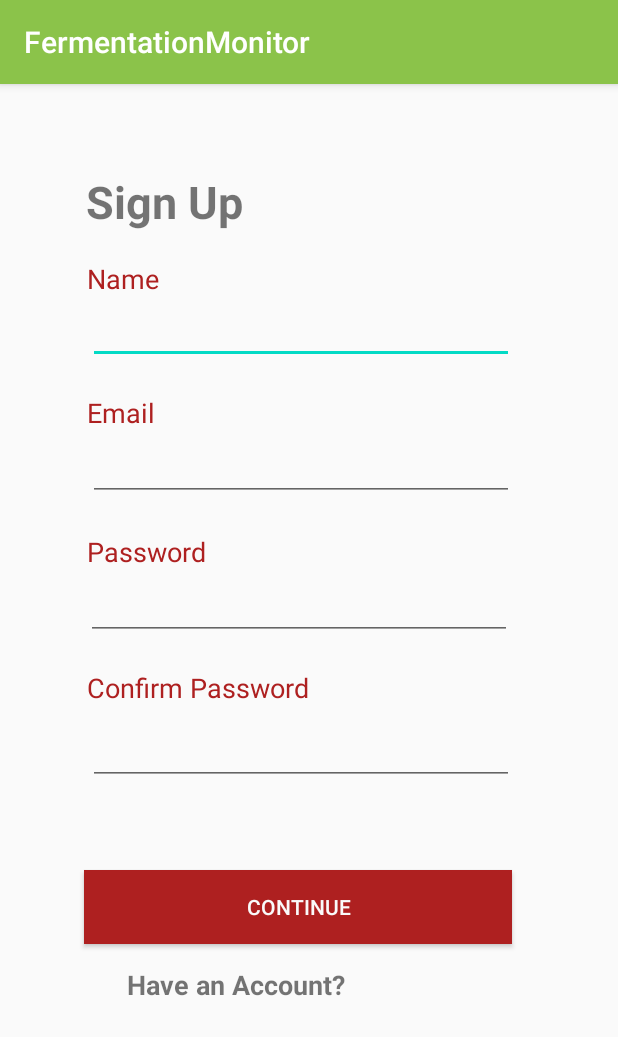
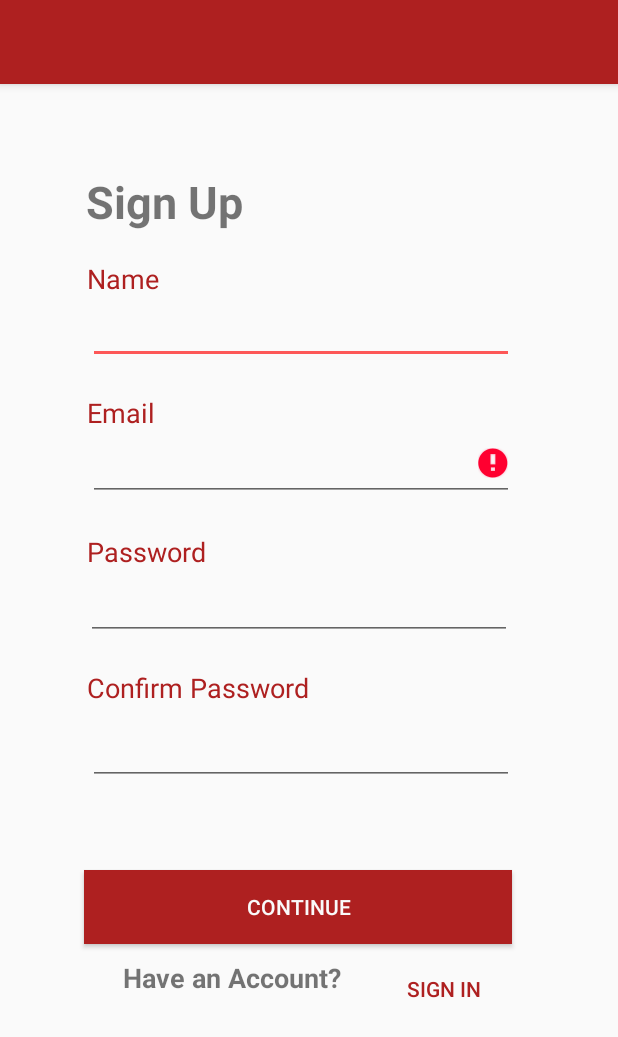
Before and after one commit to Jordan-Hum/FermentationMonitor, an Android app: the screen it shows after launch (SignupActivity), after a tap on "CONTINUE", on a phone screen of 412 x 824 dp. Shown: the top 1037 px of the screen. Run offline under Robolectric (Android 15) with nearby library versions, the phone set to English and light mode, and no system bars; our stand-ins replace Firebase (no records; nobody signed in at launch, a user with empty details on screens opened directly).

Commit message:
Implemented Signup

```diff
--- a/android/FermentationMonitor/app/build.gradle
+++ b/android/FermentationMonitor/app/build.gradle
@@ -30,6 +30,8 @@ dependencies {
     implementation platform('com.google.firebase:firebase-bom:25.12.0')
     implementation 'com.google.firebase:firebase-database'
     implementation 'com.google.firebase:firebase-firestore'
+    implementation 'com.google.firebase:firebase-auth'
+    implementation 'com.google.firebase:firebase-storage'
     implementation 'com.google.android.material:material:1.1.0'
     testImplementation 'junit:junit:4.12'
     androidTestImplementation 'androidx.test.ext:junit:1.1.2'
--- a/android/FermentationMonitor/app/src/main/AndroidManifest.xml
+++ b/android/FermentationMonitor/app/src/main/AndroidManifest.xml
@@ -1,6 +1,8 @@
 <?xml version="1.0" encoding="utf-8"?>
 <manifest xmlns:android="http://schemas.android.com/apk/res/android"
     package="com.example.fermentationmonitor">
+
+    <uses-permission android:name="android.permission.INTERNET" />
 
     <application
         android:allowBackup="true"
--- a/android/FermentationMonitor/app/src/main/java/com/example/fermentationmonitor/SignupActivity.java
+++ b/android/FermentationMonitor/app/src/main/java/com/example/fermentationmonitor/SignupActivity.java
@@ -1,13 +1,21 @@
 package com.example.fermentationmonitor;
 
+import androidx.annotation.NonNull;
 import androidx.appcompat.app.AppCompatActivity;
 
 import android.content.Intent;
 import android.os.Bundle;
+import android.text.TextUtils;
 import android.view.View;
 import android.widget.Button;
+import android.widget.ProgressBar;
 import android.widget.TextView;
 import android.widget.Toast;
+
+import com.google.android.gms.tasks.OnCompleteListener;
+import com.google.android.gms.tasks.Task;
+import com.google.firebase.auth.AuthResult;
+import com.google.firebase.auth.FirebaseAuth;
 
 public class SignupActivity extends AppCompatActivity {
 
@@ -17,23 +25,37 @@ public class SignupActivity extends AppCompatActivity {
     protected TextView passwordInput;
     protected TextView confirmpasswordInput;
     protected Button continueButton;
+    protected ProgressBar progressBar;
+
+    protected FirebaseAuth fAuth;
 
     protected void onCreate(Bundle savedInstanceState) {
         super.onCreate(savedInstanceState);
         setContentView(R.layout.activity_signup);
-
+        fAuth = FirebaseAuth.getInstance();
+        isLogin();
         setupUI();
-
     }
 
+    //Check if the user is already logged into an account
+    private void isLogin() {
+        if(fAuth.getCurrentUser() != null) {
+            Intent intent = new Intent(SignupActivity.this, MainActivity.class);
+            startActivity(intent);
+            finish();
+        }
+    }
 
     private void setupUI(){
+        getSupportActionBar().setTitle("");
         nameInput = findViewById(R.id.nameInput);
         emailInput = findViewById(R.id.emailInput);
         passwordInput = findViewById(R.id.passwordInput);
         confirmpasswordInput = findViewById(R.id.confirmPasswordInput);
         continueButton = findViewById(R.id.continueButton);
         loginButton = findViewById(R.id.signinButton);
+        progressBar = findViewById(R.id.progressBarSignup);
+        progressBar.setVisibility(View.INVISIBLE);
 
         loginButton.setOnClickListener(signinButtonListener);
         continueButton.setOnClickListener(continueButtonListener);
@@ -50,9 +72,42 @@ public class SignupActivity extends AppCompatActivity {
     private View.OnClickListener continueButtonListener = new View.OnClickListener(){
         @Override
         public void onClick(View view) {
-            //create account
-            Toast.makeText(SignupActivity.this, "Delete when done, add signup function" , Toast.LENGTH_SHORT).show(); //DELETE
+            registerUser();
         }
     };
 
+    private void registerUser() {
+        String email = emailInput.getText().toString().trim();
+        String password = passwordInput.getText().toString().trim();
+
+        //Validate User
+        if(TextUtils.isEmpty(email)) {
+            emailInput.setError("Email is required");
+            return;
+        }
+        if(TextUtils.isEmpty(password)) {
+            passwordInput.setError("Password is required");
+            return;
+        }
+        if(password.length() < 6) {
+            passwordInput.setError("Password must be at least 6 characters");
+            return;
+        }
+
+        progressBar.setVisibility(View.VISIBLE);
+
+        //Register User
+        fAuth.createUserWithEmailAndPassword(email, password).addOnCompleteListener(new OnCompleteListener<AuthResult>() {
+            @Override
+            public void onComplete(@NonNull Task<AuthResult> task) {
+                if(task.isSuccessful()) {
+                    Toast.makeText(SignupActivity.this, "User account created" , Toast.LENGTH_SHORT).show();
+                    Intent intent = new Intent(SignupActivity.this, MainActivity.class);
+                    startActivity(intent);
+                } else {
+                    Toast.makeText(SignupActivity.this, "Error: " + task.getException().getMessage() , Toast.LENGTH_SHORT).show();
+                }
+            }
+        });
+    }
 }
--- a/android/FermentationMonitor/app/src/main/res/layout/activity_signup.xml
+++ b/android/FermentationMonitor/app/src/main/res/layout/activity_signup.xml
@@ -137,30 +137,26 @@
         style="@style/Widget.AppCompat.Button.Borderless"
         android:layout_width="75dp"
         android:layout_height="40dp"
-        android:layout_marginTop="20dp"
-        android:layout_marginBottom="224dp"
+        android:layout_marginStart="180dp"
+        android:layout_marginTop="10dp"
         android:text="Sign In"
         android:textColor="#AE2020"
-        app:layout_constraintBottom_toBottomOf="parent"
         app:layout_constraintEnd_toEndOf="parent"
-        app:layout_constraintHorizontal_bias="0.0"
-        app:layout_constraintStart_toEndOf="@+id/loginText"
-        app:layout_constraintTop_toBottomOf="@+id/continueButton"
-        app:layout_constraintVertical_bias="0.120000005" />
+        app:layout_constraintStart_toStartOf="parent"
+        app:layout_constraintTop_toBottomOf="@+id/continueButton" />
 
     <TextView
         android:id="@+id/loginText"
-        android:layout_width="147dp"
+        android:layout_width="wrap_content"
         android:layout_height="31dp"
+        android:layout_marginStart="50dp"
+        android:layout_marginTop="10dp"
         android:text="Have an Account?"
         android:textSize="18sp"
         android:textStyle="bold"
-        app:layout_constraintBottom_toBottomOf="parent"
-        app:layout_constraintEnd_toEndOf="parent"
-        app:layout_constraintHorizontal_bias="0.321"
+        app:layout_constraintEnd_toStartOf="@+id/signinButton"
         app:layout_constraintStart_toStartOf="parent"
-        app:layout_constraintTop_toBottomOf="@+id/continueButton"
-        app:layout_constraintVertical_bias="0.089" />
+        app:layout_constraintTop_toBottomOf="@+id/continueButton" />
 
     <TextView
         android:id="@+id/signupTitle"
@@ -176,4 +172,14 @@
         app:layout_constraintTop_toTopOf="parent"
         app:layout_constraintVertical_bias="0.08" />
 
+    <ProgressBar
+        android:id="@+id/progressBarSignup"
+        style="?android:attr/progressBarStyle"
+        android:layout_width="wrap_content"
+        android:layout_height="wrap_content"
+        android:layout_marginBottom="30dp"
+        app:layout_constraintBottom_toBottomOf="parent"
+        app:layout_constraintEnd_toEndOf="parent"
+        app:layout_constraintStart_toStartOf="parent" />
+
 </androidx.constraintlayout.widget.ConstraintLayout>
--- a/android/FermentationMonitor/app/src/main/res/values/colors.xml
+++ b/android/FermentationMonitor/app/src/main/res/values/colors.xml
@@ -1,6 +1,6 @@
 <?xml version="1.0" encoding="utf-8"?>
 <resources>
-    <color name="colorPrimary">#8BC34A</color>
-    <color name="colorPrimaryDark">#43A047</color>
-    <color name="colorAccent">#03DAC5</color>
+    <color name="colorPrimary">#AE2020</color>
+    <color name="colorPrimaryDark">#631313</color>
+    <color name="colorAccent">#FD5757</color>
 </resources>
```
Also changed, not shown: android/FermentationMonitor/app/src/main/java/com/example/fermentationmonitor/MainActivity.java (+10 -0 lines), android/FermentationMonitor/app/src/main/java/com/example/fermentationmonitor/loginActivity.java (+11 -2 lines), android/FermentationMonitor/app/src/main/res/layout/activity_login.xml (+10 -0 lines).
